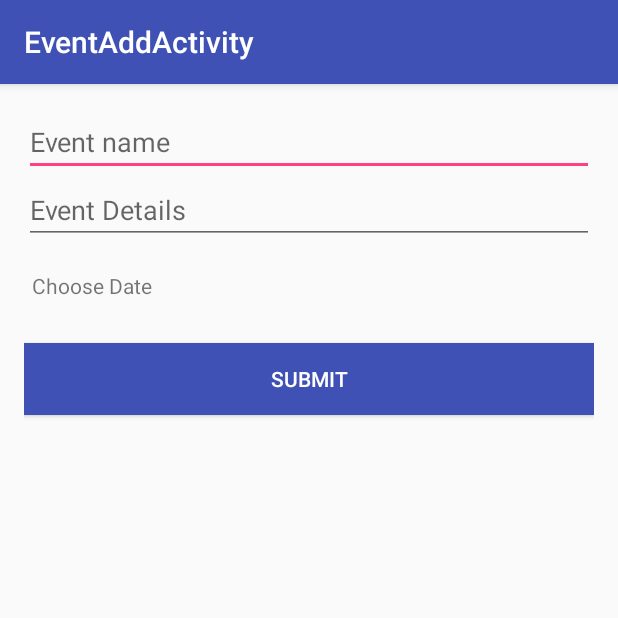
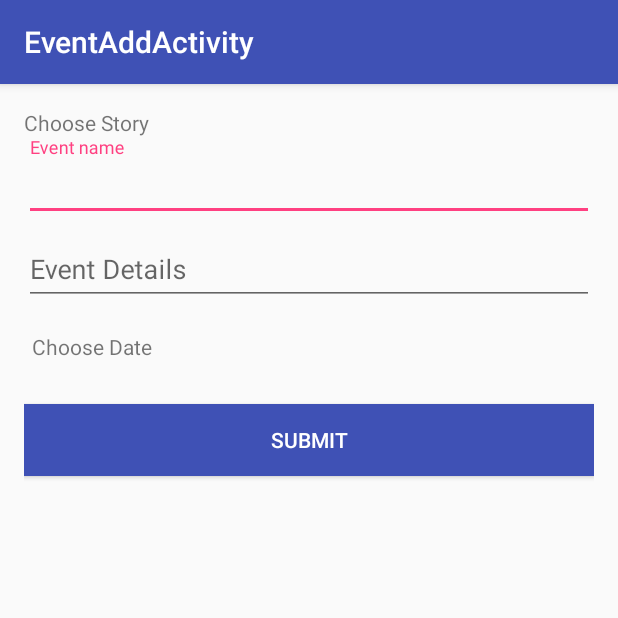
Before and after one commit to kalpanaChaurasia/SaveTheDate, an Android app: the EventAddActivity screen opened directly, with no data from a screen before it, on a phone screen of 412 x 824 dp, the top half of it. Run offline under Robolectric (Android 15) with nearby library versions, the phone set to English and light mode, and no system bars; our stand-ins replace ButterKnife, Firebase (no records; nobody signed in at launch, a user with empty details on screens opened directly).

Commit message:
added plus button in home event to do a quick add

```diff
--- a/app/src/main/java/com/arunsoorya/savethedate/BaseActivity.java
+++ b/app/src/main/java/com/arunsoorya/savethedate/BaseActivity.java
@@ -2,14 +2,21 @@ package com.arunsoorya.savethedate;
 
 import android.content.Intent;
 import android.os.Bundle;
+import android.support.annotation.LayoutRes;
 import android.support.annotation.Nullable;
 import android.support.v7.app.AppCompatActivity;
+import android.view.LayoutInflater;
+import android.view.View;
+import android.view.ViewGroup;
 import android.widget.Toast;
 
 import com.google.firebase.auth.FirebaseAuth;
 import com.google.firebase.auth.FirebaseUser;
 
 import java.util.Calendar;
+
+import butterknife.BindView;
+import butterknife.ButterKnife;
 
 /**
  * Created by arunsoorya on 19/01/17.
@@ -21,12 +28,33 @@ public class BaseActivity extends AppCompatActivity {
     public static String EVENTS = "/Events/";
     public static String EVENTIDS = "eventIds";
 
+    @BindView(R.id.container)
+    ViewGroup container;
+    @BindView(R.id.progress_layout)
+    View progressLayout;
 
     @Override
     protected void onCreate(@Nullable Bundle savedInstanceState) {
         super.onCreate(savedInstanceState);
+        setContentView(R.layout.activity_base);
+        ButterKnife.bind(this);
 
+    }
 
+    protected void setContentLayout(@LayoutRes int layoutId){
+        View view = LayoutInflater.from(this).inflate(layoutId,null, false);
+        container.addView(view);
+        progressLayout.setVisibility(View.GONE);
+    }
+
+    protected void showLoading() {
+        container.setVisibility(View.GONE);
+        progressLayout.setVisibility(View.VISIBLE);
+    }
+
+    protected void dismissLoading() {
+        container.setVisibility(View.VISIBLE);
+        progressLayout.setVisibility(View.GONE);
     }
 
     public String getStoryEventPath(String storyId) {
--- a/app/src/main/java/com/arunsoorya/savethedate/EventAddActivity.java
+++ b/app/src/main/java/com/arunsoorya/savethedate/EventAddActivity.java
@@ -36,14 +36,15 @@ public class EventAddActivity extends BaseActivity implements View.OnClickListen
     @BindView(R.id.choose_date)
     TextView chooseDate;
     private DatabaseReference mDatabase;
-    private StoryVO storyVO;
+    private String storyId;
     private static DateChangeListener dateChangeListener;
     private Calendar selectedDate;
+    private EventVO event;
 
     @Override
     protected void onCreate(Bundle savedInstanceState) {
         super.onCreate(savedInstanceState);
-        setContentView(R.layout.activity_event_add);
+        setContentLayout(R.layout.activity_event_add);
         Toolbar toolbar = (Toolbar) findViewById(R.id.toolbar);
         setSupportActionBar(toolbar);
         ButterKnife.bind(this);
@@ -52,9 +53,16 @@ public class EventAddActivity extends BaseActivity implements View.OnClickListen
         submit.setOnClickListener(this);
         chooseDate.setOnClickListener(this);
         dateChangeListener = this;
-        if (getIntent() != null)
-            storyVO = getIntent().getParcelableExtra("data");
+        if (getIntent() != null) {
+            if (getIntent().hasExtra("storyVo")) {
+                StoryVO storyVO = getIntent().getParcelableExtra("storyVo");
+                storyId = storyVO.getStoryId();
+            } else if (getIntent().hasExtra("eventVo")) {
+                event = getIntent().getParcelableExtra("eventVo");
+                storyId = event.getStoryId();
+            }
 
+        }
     }
 
     @Override
@@ -67,7 +75,7 @@ public class EventAddActivity extends BaseActivity implements View.OnClickListen
                 int year = selectedDate.get(Calendar.YEAR);
                 int month = selectedDate.get(Calendar.MONTH);
                 int day = selectedDate.get(Calendar.DAY_OF_MONTH);
-                DialogFragment newFragment =  DatePickerFragment.getInstance(new int[]{year,month,day});
+                DialogFragment newFragment = DatePickerFragment.getInstance(new int[]{year, month, day});
                 newFragment.show(getSupportFragmentManager(), "datePicker");
                 break;
         }
@@ -79,14 +87,18 @@ public class EventAddActivity extends BaseActivity implements View.OnClickListen
 
         String eventPath = getEventsPath() + selectedDateWithoutYear.concat("/");
         String keyEvent = mDatabase.child(eventPath).push().getKey();
-        String keyEventStory = mDatabase.child(getStoryEventPath(storyVO.getStoryId())).push().getKey();
 
-        EventVO eventVO = new EventVO(storyVO.getStoryId(), eventName.getText().toString(),
+        Map<String, Object> childUpdates = new HashMap<>();
+        EventVO eventVO = new EventVO(storyId, eventName.getText().toString(),
                 eventDesc.getText().toString(), seldDate);
-        Map<String, Object> childUpdates = new HashMap<>();
+        if (storyId != null) {
+            String keyEventStory = mDatabase.child(getStoryEventPath(storyId)).push().getKey();
+            //updating event inside stories
+            childUpdates.put(getStoryEventPath(storyId).concat("/") + keyEventStory, eventVO.toMap());
+        }
+
         childUpdates.put(eventPath.concat(keyEvent), eventVO.toMap());
-        //updating event inside stories
-        childUpdates.put(getStoryEventPath(storyVO.getStoryId()).concat("/") + keyEventStory, eventVO.toMap());
+
         mDatabase.updateChildren(childUpdates);
         mDatabase.addValueEventListener(valueEventListener);
     }
--- a/app/src/main/java/com/arunsoorya/savethedate/StoryActivity.java
+++ b/app/src/main/java/com/arunsoorya/savethedate/StoryActivity.java
@@ -75,7 +75,7 @@ public class StoryActivity extends BaseActivity implements View.OnClickListener
                 public void onClick(View view) {
 
                     Bundle bundle = new Bundle();
-                    bundle.putParcelable("data", storyVO);
+                    bundle.putParcelable("storyVo", storyVO);
                     navigateWithData(EventAddActivity.class, bundle);
 
                 }
--- a/app/src/main/java/com/arunsoorya/savethedate/adapter/StoryAdapter.java
+++ b/app/src/main/java/com/arunsoorya/savethedate/adapter/StoryAdapter.java
@@ -56,4 +56,9 @@ public class StoryAdapter extends RecyclerView.Adapter<StoryHolder> implements R
         intent.putExtra("data", stories.get(position));
         context.startActivity(intent);
     }
+
+    @Override
+    public void onDefaultClick(View v) {
+
+    }
 }
--- a/app/src/main/java/com/arunsoorya/savethedate/utils/RecyclerClickListener.java
+++ b/app/src/main/java/com/arunsoorya/savethedate/utils/RecyclerClickListener.java
@@ -8,4 +8,5 @@ import android.view.View;
 
 public interface RecyclerClickListener {
     void onItemClick(int position, View v);
+    void onDefaultClick(View v);
 }
--- /dev/null
+++ b/app/src/main/res/layout/activity_base.xml
@@ -0,0 +1,23 @@
+<?xml version="1.0" encoding="utf-8"?>
+<FrameLayout xmlns:android="http://schemas.android.com/apk/res/android"
+    android:layout_width="match_parent"
+    android:layout_height="match_parent">
+
+    <LinearLayout
+        android:id="@+id/container"
+        android:layout_width="match_parent"
+        android:layout_height="match_parent"
+        android:orientation="vertical" />
+
+    <LinearLayout
+        android:id="@+id/progress_layout"
+        android:layout_width="wrap_content"
+        android:layout_height="wrap_content"
+        android:layout_gravity="center"
+        android:orientation="vertical">
+
+        <ProgressBar
+            android:layout_width="wrap_content"
+            android:layout_height="wrap_content" />
+    </LinearLayout>
+</FrameLayout>
--- a/app/src/main/res/layout/content_event_add.xml
+++ b/app/src/main/res/layout/content_event_add.xml
@@ -14,25 +14,41 @@
     app:layout_behavior="@string/appbar_scrolling_view_behavior"
     tools:context="com.arunsoorya.savethedate.StoryActivity">
 
+    <TextView
+        android:layout_width="wrap_content"
+        android:layout_height="wrap_content"
+        android:text="Choose Story" />
 
-    <android.support.design.widget.TextInputEditText
-        android:id="@+id/event_name"
+    <android.support.design.widget.TextInputLayout
+        android:id="@+id/email_field"
         android:layout_width="match_parent"
         android:layout_height="wrap_content"
-        android:hint="Event name" />
+        android:hint="Event name">
 
-    <android.support.design.widget.TextInputEditText
-        android:id="@+id/event_desc"
+        <android.support.design.widget.TextInputEditText
+            android:id="@+id/event_name"
+            android:layout_width="match_parent"
+            android:layout_height="wrap_content" />
+    </android.support.design.widget.TextInputLayout>
+
+    <android.support.design.widget.TextInputLayout
+        android:id="@+id/desc_field"
         android:layout_width="match_parent"
         android:layout_height="wrap_content"
-        android:hint="Event Details" />
+        android:hint="Event Details">
+
+        <android.support.design.widget.TextInputEditText
+            android:id="@+id/event_desc"
+            android:layout_width="match_parent"
+            android:layout_height="wrap_content" />
+    </android.support.design.widget.TextInputLayout>
 
     <TextView
+        android:id="@+id/choose_date"
         android:layout_width="match_parent"
+        android:layout_height="?attr/actionBarSize"
         android:gravity="center_vertical"
         android:paddingLeft="5dp"
-        android:id="@+id/choose_date"
-        android:layout_height="?attr/actionBarSize"
         android:text="Choose Date" />
 
     <Button
```
Also changed, not shown: app/build.gradle (+3 -5 lines), app/src/main/java/com/arunsoorya/savethedate/HomeActivity.java (+14 -2 lines), app/src/main/java/com/arunsoorya/savethedate/adapter/DefaultHolder.java (added, +32 -0 lines), app/src/main/java/com/arunsoorya/savethedate/adapter/EventAdapter.java (+53 -13 lines), app/src/main/java/com/arunsoorya/savethedate/model/EventVO.java (+26 -11 lines), app/src/main/java/com/arunsoorya/savethedate/utils/Utils.java (added, +21 -0 lines), app/src/main/res/layout/default_add_row.xml (added, +21 -0 lines).
